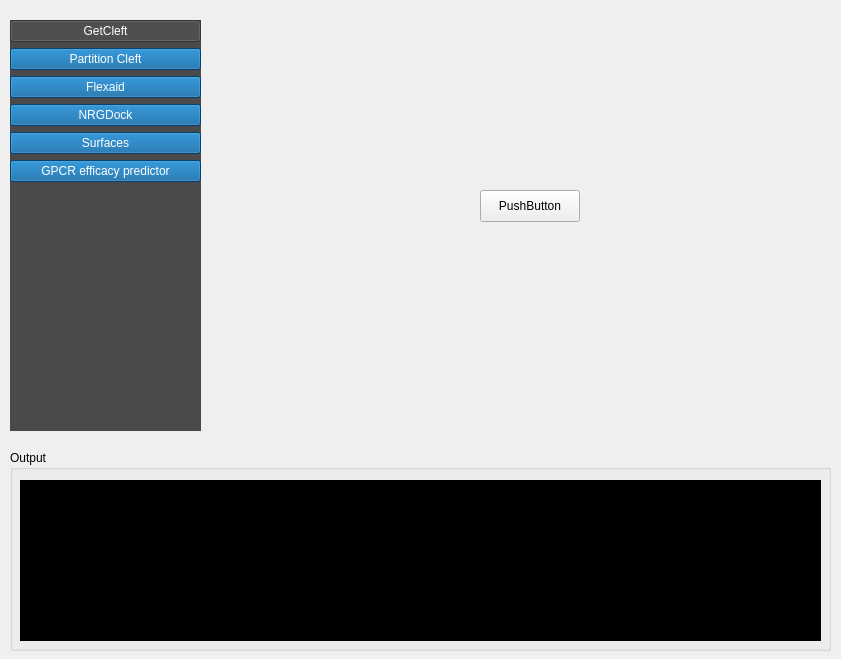
Above: demowidget.ui from ThomasDesc/NRG_plugin before the change. Below: the same form after it.
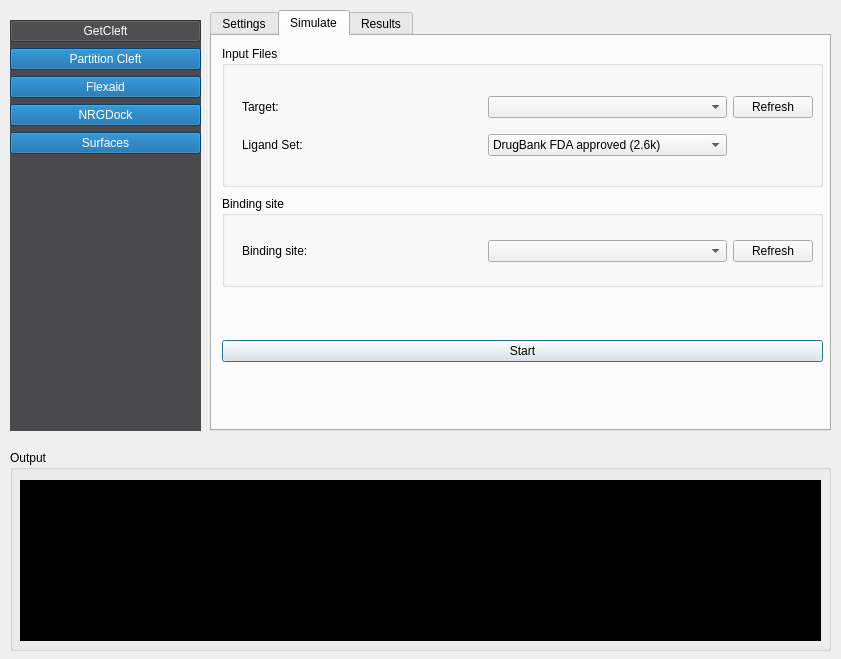
That is the form after the change. The open tabs and pages were chosen to show the change.

```diff
--- a/demowidget.ui
+++ b/demowidget.ui
@@ -113,19 +113,6 @@
       </property>
      </widget>
     </item>
-    <item>
-     <widget class="QPushButton" name="button_gpcr">
-      <property name="text">
-       <string>GPCR efficacy predictor</string>
-      </property>
-      <property name="checkable">
-       <bool>true</bool>
-      </property>
-      <property name="autoExclusive">
-       <bool>true</bool>
-      </property>
-     </widget>
-    </item>
     <item>
      <spacer name="verticalSpacer">
       <property name="orientation">
@@ -1037,18 +1024,321 @@
     </widget>
    </widget>
    <widget class="QWidget" name="page_2">
-    <widget class="QPushButton" name="class_test">
+    <widget class="QTabWidget" name="flexaid_tab_2">
+     <property name="enabled">
+      <bool>true</bool>
+     </property>
      <property name="geometry">
       <rect>
-       <x>280</x>
-       <y>190</y>
-       <width>100</width>
-       <height>32</height>
+       <x>10</x>
+       <y>10</y>
+       <width>621</width>
+       <height>421</height>
       </rect>
      </property>
-     <property name="text">
-      <string>PushButton</string>
+     <property name="acceptDrops">
+      <bool>false</bool>
      </property>
+     <property name="layoutDirection">
+      <enum>Qt::LeftToRight</enum>
+     </property>
+     <property name="tabPosition">
+      <enum>QTabWidget::North</enum>
+     </property>
+     <property name="tabShape">
+      <enum>QTabWidget::Rounded</enum>
+     </property>
+     <property name="currentIndex">
+      <number>0</number>
+     </property>
+     <property name="usesScrollButtons">
+      <bool>false</bool>
+     </property>
+     <property name="tabsClosable">
+      <bool>false</bool>
+     </property>
+     <widget class="QWidget" name="tab_7">
+      <attribute name="title">
+       <string>Settings</string>
+      </attribute>
+      <widget class="QWidget" name="formLayoutWidget_2">
+       <property name="geometry">
+        <rect>
+         <x>100</x>
+         <y>-1</y>
+         <width>411</width>
+         <height>401</height>
+        </rect>
+       </property>
+       <layout class="QFormLayout" name="formLayout_2">
+        <item row="0" column="0">
+         <spacer name="verticalSpacer_5">
+          <property name="orientation">
+           <enum>Qt::Vertical</enum>
+          </property>
+          <property name="sizeHint" stdset="0">
+           <size>
+            <width>20</width>
+            <height>40</height>
+           </size>
+          </property>
+         </spacer>
+        </item>
+        <item row="1" column="0">
+         <widget class="QLabel" name="label_37">
+          <property name="text">
+           <string>&lt;html&gt;&lt;head/&gt;&lt;body&gt;&lt;p&gt;Ligand rotaitons per axis:&lt;/p&gt;&lt;/body&gt;&lt;/html&gt;</string>
+          </property>
+         </widget>
+        </item>
+        <item row="1" column="1">
+         <widget class="QLineEdit" name="input_num_chromosomes_2">
+          <property name="text">
+           <string>9</string>
+          </property>
+          <property name="alignment">
+           <set>Qt::AlignCenter</set>
+          </property>
+         </widget>
+        </item>
+        <item row="5" column="0">
+         <spacer name="verticalSpacer_6">
+          <property name="orientation">
+           <enum>Qt::Vertical</enum>
+          </property>
+          <property name="sizeHint" stdset="0">
+           <size>
+            <width>20</width>
+            <height>40</height>
+           </size>
+          </property>
+         </spacer>
+        </item>
+        <item row="3" column="0">
+         <widget class="QLabel" name="label_38">
+          <property name="text">
+           <string>&lt;html&gt;&lt;head/&gt;&lt;body&gt;&lt;p&gt;Top n ligands to save poses:&lt;/p&gt;&lt;/body&gt;&lt;/html&gt;</string>
+          </property>
+         </widget>
+        </item>
+        <item row="3" column="1">
+         <widget class="QLineEdit" name="input_num_chromosomes_3">
+          <property name="enabled">
+           <bool>false</bool>
+          </property>
+          <property name="text">
+           <string>10</string>
+          </property>
+          <property name="alignment">
+           <set>Qt::AlignCenter</set>
+          </property>
+          <property name="readOnly">
+           <bool>false</bool>
+          </property>
+          <property name="clearButtonEnabled">
+           <bool>false</bool>
+          </property>
+         </widget>
+        </item>
+        <item row="2" column="1">
+         <widget class="QRadioButton" name="radioButton">
+          <property name="text">
+           <string>Save Pose(s)</string>
+          </property>
+         </widget>
+        </item>
+       </layout>
+      </widget>
+     </widget>
+     <widget class="QWidget" name="tab_8">
+      <attribute name="title">
+       <string>Simulate</string>
+      </attribute>
+      <widget class="QGroupBox" name="groupBox_10">
+       <property name="geometry">
+        <rect>
+         <x>10</x>
+         <y>10</y>
+         <width>601</width>
+         <height>141</height>
+        </rect>
+       </property>
+       <property name="title">
+        <string>Input Files</string>
+       </property>
+       <widget class="QWidget" name="gridLayoutWidget_3">
+        <property name="geometry">
+         <rect>
+          <x>20</x>
+          <y>40</y>
+          <width>571</width>
+          <height>81</height>
+         </rect>
+        </property>
+        <layout class="QGridLayout" name="gridLayout_6">
+         <item row="1" column="0">
+          <widget class="QLabel" name="label_39">
+           <property name="text">
+            <string>&lt;html&gt;&lt;head/&gt;&lt;body&gt;&lt;p&gt;Ligand Set: &lt;/p&gt;&lt;/body&gt;&lt;/html&gt;</string>
+           </property>
+          </widget>
+         </item>
+         <item row="1" column="1">
+          <widget class="QComboBox" name="nrgdock_select_ligand">
+           <property name="currentText">
+            <string>DrugBank FDA approved (2.6k)</string>
+           </property>
+           <property name="placeholderText">
+            <string/>
+           </property>
+           <item>
+            <property name="text">
+             <string>DrugBank FDA approved (2.6k)</string>
+            </property>
+           </item>
+           <item>
+            <property name="text">
+             <string>PDB (33k)</string>
+            </property>
+           </item>
+          </widget>
+         </item>
+         <item row="0" column="0">
+          <widget class="QLabel" name="label_40">
+           <property name="text">
+            <string>&lt;html&gt;&lt;head/&gt;&lt;body&gt;&lt;p&gt;Target: &lt;/p&gt;&lt;/body&gt;&lt;/html&gt;</string>
+           </property>
+          </widget>
+         </item>
+         <item row="0" column="1">
+          <widget class="QComboBox" name="nrgdock_select_target">
+           <property name="sizePolicy">
+            <sizepolicy hsizetype="Minimum" vsizetype="Fixed">
+             <horstretch>0</horstretch>
+             <verstretch>0</verstretch>
+            </sizepolicy>
+           </property>
+          </widget>
+         </item>
+         <item row="0" column="2">
+          <widget class="QPushButton" name="nrgdock_target_refresh">
+           <property name="sizePolicy">
+            <sizepolicy hsizetype="Maximum" vsizetype="Fixed">
+             <horstretch>0</horstretch>
+             <verstretch>0</verstretch>
+            </sizepolicy>
+           </property>
+           <property name="text">
+            <string>Refresh</string>
+           </property>
+          </widget>
+         </item>
+        </layout>
+       </widget>
+      </widget>
+      <widget class="QGroupBox" name="groupBox_11">
+       <property name="geometry">
+        <rect>
+         <x>10</x>
+         <y>160</y>
+         <width>601</width>
+         <height>91</height>
+        </rect>
+       </property>
+       <property name="title">
+        <string>Binding site</string>
+       </property>
+       <widget class="QWidget" name="gridLayoutWidget_4">
+        <property name="geometry">
+         <rect>
+          <x>20</x>
+          <y>30</y>
+          <width>571</width>
+          <height>51</height>
+         </rect>
+        </property>
+        <layout class="QGridLayout" name="gridLayout_8">
+         <item row="0" column="1">
+          <widget class="QComboBox" name="nrgdock_select_binding_site">
+           <property name="sizePolicy">
+            <sizepolicy hsizetype="Minimum" vsizetype="Fixed">
+             <horstretch>0</horstretch>
+             <verstretch>0</verstretch>
+            </sizepolicy>
+           </property>
+          </widget>
+         </item>
+         <item row="0" column="0">
+          <widget class="QLabel" name="label_41">
+           <property name="text">
+            <string>&lt;html&gt;&lt;head/&gt;&lt;body&gt;&lt;p&gt;Binding site:&lt;/p&gt;&lt;/body&gt;&lt;/html&gt;</string>
+           </property>
+          </widget>
+         </item>
+         <item row="0" column="2">
+          <widget class="QPushButton" name="nrgdock_binding_site_refresh">
+           <property name="sizePolicy">
+            <sizepolicy hsizetype="Maximum" vsizetype="Fixed">
+             <horstretch>0</horstretch>
+             <verstretch>0</verstretch>
+            </sizepolicy>
+           </property>
+           <property name="text">
+            <string>Refresh</string>
+           </property>
+          </widget>
+         </item>
+        </layout>
+       </widget>
+      </widget>
+      <widget class="QWidget" name="horizontalLayoutWidget_6">
+       <property name="geometry">
+        <rect>
+         <x>10</x>
+         <y>290</y>
+         <width>601</width>
+         <height>51</height>
+        </rect>
+       </property>
+       <layout class="QHBoxLayout" name="horizontalLayout_7">
+        <item>
+         <widget class="QPushButton" name="nrgdock_button_start">
+          <property name="sizePolicy">
+           <sizepolicy hsizetype="Minimum" vsizetype="Fixed">
+            <horstretch>0</horstretch>
+            <verstretch>0</verstretch>
+           </sizepolicy>
+          </property>
+          <property name="text">
+           <string>Start</string>
+          </property>
+          <property name="default">
+           <bool>true</bool>
+          </property>
+          <property name="flat">
+           <bool>false</bool>
+          </property>
+         </widget>
+        </item>
+       </layout>
+      </widget>
+      <widget class="QWidget" name="horizontalLayoutWidget_7">
+       <property name="geometry">
+        <rect>
+         <x>9</x>
+         <y>339</y>
+         <width>601</width>
+         <height>51</height>
+        </rect>
+       </property>
+       <layout class="QHBoxLayout" name="horizontalLayout_8"/>
+      </widget>
+     </widget>
+     <widget class="QWidget" name="tab_2">
+      <attribute name="title">
+       <string>Results</string>
+      </attribute>
+     </widget>
     </widget>
    </widget>
    <widget class="QWidget" name="page_5">
```
Left out of the diff: 2 changed lines with no effect on the pictures.
